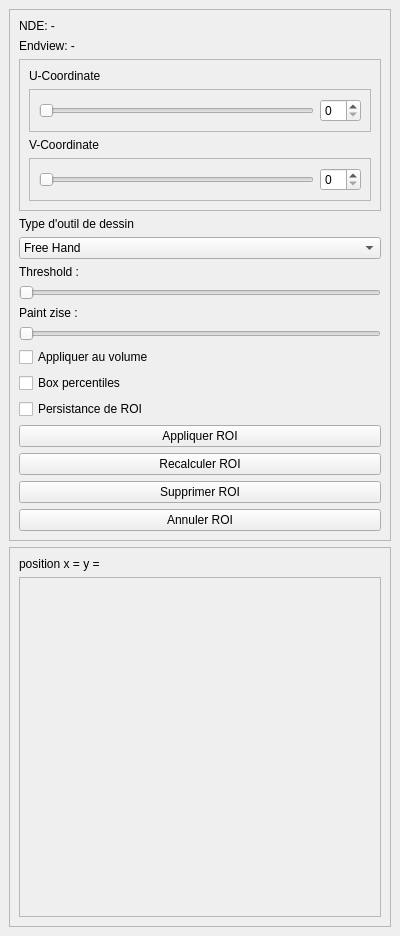
First picture: the form in toolspanel.ui, repository ostidepeignecul/segmentation-tool, before the edit.
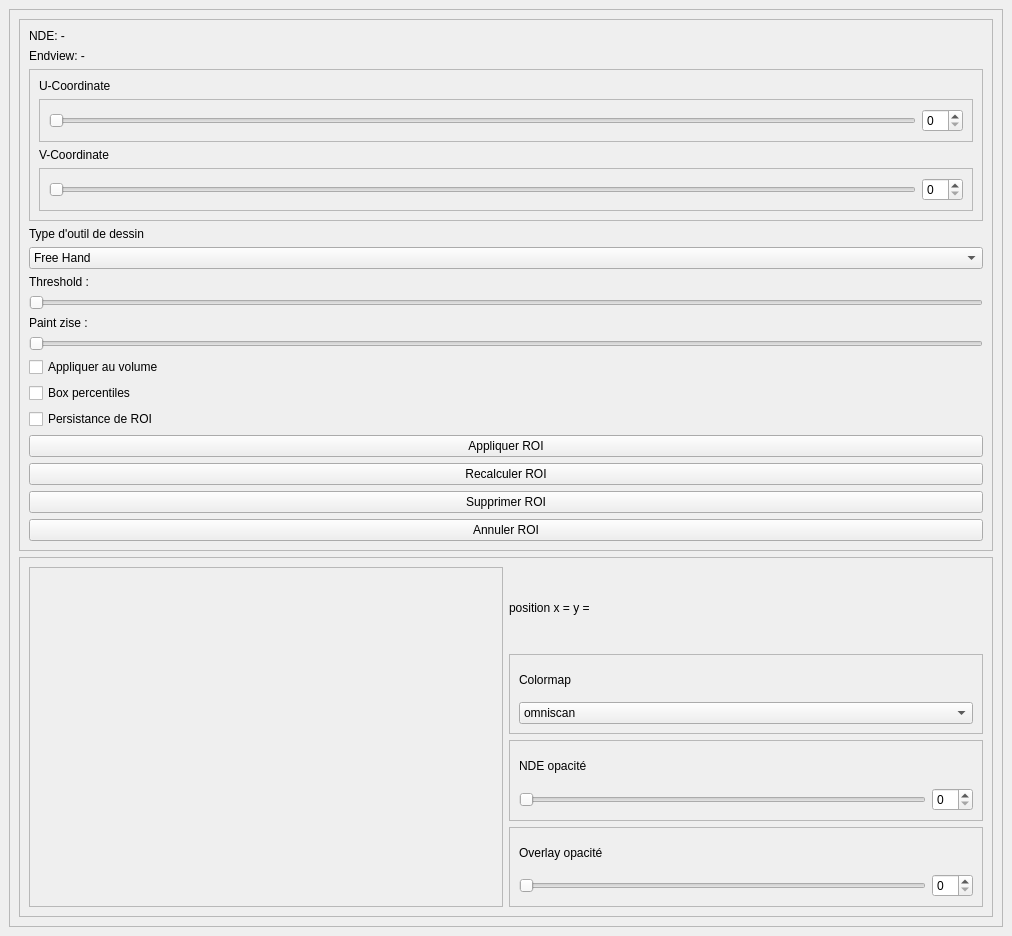
Second picture: the form after the edit. Custom widgets are drawn as their Qt base class.

Commit message: ToolsPanel colormap opacite et scroll global

Patch:
```diff
--- a/toolspanel.ui
+++ b/toolspanel.ui
@@ -6,7 +6,7 @@
    <rect>
     <x>0</x>
     <y>0</y>
-    <width>400</width>
+    <width>1012</width>
     <height>936</height>
    </rect>
   </property>
@@ -14,9 +14,30 @@
    <string>DockWidget</string>
   </property>
   <widget class="ToolsPanel" name="dockWidgetContents">
+   <layout class="QGridLayout" name="gridLayout_4">
+    <item row="0" column="0">
+     <widget class="QScrollArea" name="scrollArea_2">
+      <property name="widgetResizable">
+       <bool>true</bool>
+      </property>
+      <widget class="QWidget" name="scrollAreaWidgetContents_2">
+       <property name="geometry">
+        <rect>
+         <x>0</x>
+         <y>0</y>
+         <width>990</width>
+         <height>890</height>
+        </rect>
+       </property>
    <layout class="QVBoxLayout" name="verticalLayout">
     <item>
      <widget class="QFrame" name="frame">
+          <property name="sizePolicy">
+           <sizepolicy hsizetype="Minimum" vsizetype="Minimum">
+            <horstretch>0</horstretch>
+            <verstretch>0</verstretch>
+           </sizepolicy>
+          </property>
       <property name="frameShape">
        <enum>QFrame::Shape::StyledPanel</enum>
       </property>
@@ -24,6 +45,9 @@
        <enum>QFrame::Shadow::Raised</enum>
       </property>
       <layout class="QVBoxLayout" name="verticalLayout_5">
+           <property name="sizeConstraint">
+            <enum>QLayout::SizeConstraint::SetMinimumSize</enum>
+           </property>
        <item>
         <widget class="QLabel" name="label">
          <property name="text">
@@ -236,6 +260,12 @@
     </item>
     <item>
      <widget class="QFrame" name="frame_2">
+          <property name="sizePolicy">
+           <sizepolicy hsizetype="Minimum" vsizetype="Minimum">
+            <horstretch>0</horstretch>
+            <verstretch>0</verstretch>
+           </sizepolicy>
+          </property>
       <property name="minimumSize">
        <size>
         <width>0</width>
@@ -248,16 +278,63 @@
       <property name="frameShadow">
        <enum>QFrame::Shadow::Raised</enum>
       </property>
-      <layout class="QVBoxLayout" name="verticalLayout_2">
-       <item>
+          <layout class="QGridLayout" name="gridLayout_3">
+           <property name="sizeConstraint">
+            <enum>QLayout::SizeConstraint::SetMinimumSize</enum>
+           </property>
+           <item row="3" column="1">
+            <widget class="QFrame" name="frame_9">
+             <property name="sizePolicy">
+              <sizepolicy hsizetype="Minimum" vsizetype="Minimum">
+               <horstretch>0</horstretch>
+               <verstretch>0</verstretch>
+              </sizepolicy>
+             </property>
+             <property name="frameShape">
+              <enum>QFrame::Shape::StyledPanel</enum>
+             </property>
+             <property name="frameShadow">
+              <enum>QFrame::Shadow::Raised</enum>
+             </property>
+             <layout class="QGridLayout" name="gridLayout_2">
+              <property name="sizeConstraint">
+               <enum>QLayout::SizeConstraint::SetMinimumSize</enum>
+              </property>
+              <item row="1" column="0">
+               <widget class="QSlider" name="horizontalSlider_6">
+                <property name="orientation">
+                 <enum>Qt::Orientation::Horizontal</enum>
+                </property>
+               </widget>
+              </item>
+              <item row="1" column="1">
+               <widget class="QSpinBox" name="spinBox_4"/>
+              </item>
+              <item row="0" column="0">
+               <widget class="QLabel" name="label_9">
+                <property name="text">
+                 <string>Overlay opacité</string>
+                </property>
+               </widget>
+              </item>
+             </layout>
+            </widget>
+           </item>
+           <item row="0" column="1">
         <widget class="QLabel" name="label_4">
          <property name="text">
           <string>position x = y =</string>
          </property>
         </widget>
        </item>
-       <item>
+           <item row="0" column="0" rowspan="4">
         <widget class="QScrollArea" name="scrollArea">
+             <property name="sizePolicy">
+              <sizepolicy hsizetype="MinimumExpanding" vsizetype="MinimumExpanding">
+               <horstretch>0</horstretch>
+               <verstretch>0</verstretch>
+              </sizepolicy>
+             </property>
          <property name="minimumSize">
           <size>
            <width>0</width>
@@ -272,7 +349,7 @@
            <rect>
             <x>0</x>
             <y>0</y>
-            <width>356</width>
+                <width>468</width>
             <height>246</height>
            </rect>
           </property>
@@ -285,7 +362,91 @@
          </widget>
         </widget>
        </item>
-      </layout>
+           <item row="2" column="1">
+            <widget class="QFrame" name="frame_8">
+             <property name="sizePolicy">
+              <sizepolicy hsizetype="Minimum" vsizetype="Minimum">
+               <horstretch>0</horstretch>
+               <verstretch>0</verstretch>
+              </sizepolicy>
+             </property>
+             <property name="frameShape">
+              <enum>QFrame::Shape::StyledPanel</enum>
+             </property>
+             <property name="frameShadow">
+              <enum>QFrame::Shadow::Raised</enum>
+             </property>
+             <layout class="QGridLayout" name="gridLayout">
+              <property name="sizeConstraint">
+               <enum>QLayout::SizeConstraint::SetMinimumSize</enum>
+              </property>
+              <item row="1" column="0">
+               <widget class="QSlider" name="horizontalSlider_5">
+                <property name="orientation">
+                 <enum>Qt::Orientation::Horizontal</enum>
+                </property>
+               </widget>
+              </item>
+              <item row="1" column="1">
+               <widget class="QSpinBox" name="spinBox_3"/>
+              </item>
+              <item row="0" column="0">
+               <widget class="QLabel" name="label_10">
+                <property name="text">
+                 <string>NDE opacité</string>
+                </property>
+               </widget>
+              </item>
+             </layout>
+            </widget>
+           </item>
+           <item row="1" column="1">
+            <widget class="QFrame" name="frame_10">
+             <property name="sizePolicy">
+              <sizepolicy hsizetype="Preferred" vsizetype="Minimum">
+               <horstretch>0</horstretch>
+               <verstretch>0</verstretch>
+              </sizepolicy>
+             </property>
+             <property name="frameShape">
+              <enum>QFrame::Shape::StyledPanel</enum>
+             </property>
+             <property name="frameShadow">
+              <enum>QFrame::Shadow::Raised</enum>
+             </property>
+             <layout class="QVBoxLayout" name="verticalLayout_4">
+              <property name="sizeConstraint">
+               <enum>QLayout::SizeConstraint::SetMinimumSize</enum>
+              </property>
+              <item>
+               <widget class="QLabel" name="label_11">
+                <property name="text">
+                 <string>Colormap</string>
+                </property>
+               </widget>
+              </item>
+              <item>
+               <widget class="QComboBox" name="comboBox_2">
+                <item>
+                 <property name="text">
+                  <string>omniscan</string>
+                 </property>
+                </item>
+                <item>
+                 <property name="text">
+                  <string>gray</string>
+                 </property>
+                </item>
+               </widget>
+              </item>
+             </layout>
+            </widget>
+           </item>
+          </layout>
+         </widget>
+        </item>
+       </layout>
+      </widget>
      </widget>
     </item>
    </layout>
```
Lines whose indentation alone changed are shown as unchanged. The commit also changes 5 other files.
